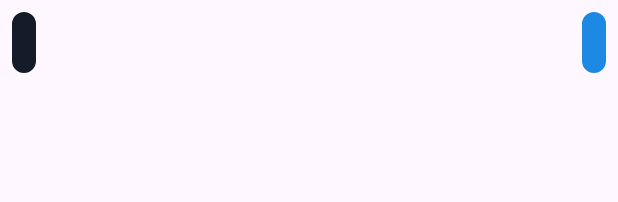
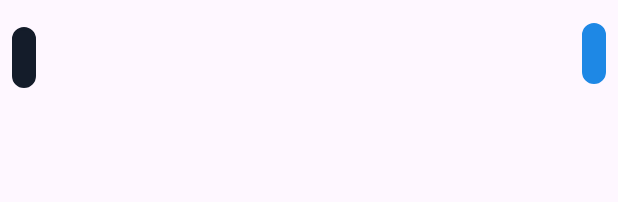
Before and after one commit to emilypetho/Bizchat, an Android app: the layout chat_message_recycler_row.xml on its own in the app's theme, with its tools: preview values and no code run, on a phone screen of 412 x 824 dp. Shown: the top 202 px of the screen. Run offline under Robolectric (Android 15) with nearby library versions, the phone set to English and light mode, and no system bars.

Commit message:
Message
time,sender

```diff
--- a/android-client/app/src/main/AndroidManifest.xml
+++ b/android-client/app/src/main/AndroidManifest.xml
@@ -27,10 +27,10 @@
             android:name=".CompanyRegistrationActivity"
             android:exported="false" />
         <activity
-            android:name=".GroupActivity"
+            android:name=".LoginActivity"
             android:exported="false" />
         <activity
-            android:name=".LoginActivity"
+            android:name=".GroupActivity"
             android:exported="true"
             android:theme="@style/Theme.Client">
             <intent-filter>
--- a/android-client/app/src/main/res/layout/activity_login.xml
+++ b/android-client/app/src/main/res/layout/activity_login.xml
@@ -58,7 +58,7 @@
                 android:drawableEnd="@drawable/done_icon"
                 android:hint="Enter your email address"
                 android:minHeight="48dp"
-                android:text="kispista@gmail.com"
+                android:text=""
                 android:id="@+id/editTextEmail"/>
 
             <com.google.android.material.textfield.TextInputLayout
@@ -78,7 +78,7 @@
                     android:id="@+id/editTextPassword"
                     android:layout_height="match_parent"
                     android:inputType="textPassword"
-                    android:text="userpassword"
+                    android:text=""
                     android:ems="15">
                 </com.google.android.material.textfield.TextInputEditText>
             </com.google.android.material.textfield.TextInputLayout>
--- a/android-client/app/src/main/res/layout/chat_message_recycler_row.xml
+++ b/android-client/app/src/main/res/layout/chat_message_recycler_row.xml
@@ -2,39 +2,87 @@
 <RelativeLayout xmlns:android="http://schemas.android.com/apk/res/android"
     android:layout_width="match_parent"
     android:layout_height="wrap_content"
-    android:padding="8dp">
+    android:paddingStart="8dp"
+    android:paddingEnd="8dp">
+
+    <!-- Receiver's message layout -->
     <LinearLayout
         android:id="@+id/receiver_layout"
         android:layout_width="wrap_content"
         android:layout_height="wrap_content"
-        android:background="@drawable/edit_text_rounded_corner"
-        android:backgroundTint="@color/chat_color_receiver"
-        android:padding="8dp"
+        android:orientation="vertical"
+        android:layout_alignParentStart="true"
         android:layout_marginEnd="80dp">
+
+        <!-- Sender name above the message -->
         <TextView
-            android:id="@+id/receiver_chat"
+            android:id="@+id/chat_sender_name"
             android:layout_width="wrap_content"
             android:layout_height="wrap_content"
             android:textColor="@color/white"
-            android:textSize="18sp">
-        </TextView>
+            android:textSize="10sp"
+            android:layout_marginBottom="4dp" />
+
+        <!-- Message text -->
+        <LinearLayout
+            android:layout_width="wrap_content"
+            android:layout_height="wrap_content"
+            android:background="@drawable/edit_text_rounded_corner"
+            android:backgroundTint="@color/chat_color_receiver"
+            android:padding="8dp">
+            <TextView
+                android:id="@+id/receiver_chat"
+                android:layout_width="wrap_content"
+                android:layout_height="wrap_content"
+                android:textColor="@color/white"
+                android:textSize="18sp" />
+        </LinearLayout>
+
+        <!-- Time below the message -->
+        <TextView
+            android:id="@+id/chat_time_receiver"
+            android:layout_width="wrap_content"
+            android:layout_height="wrap_content"
+            android:textColor="@color/white"
+            android:textSize="10sp"
+            android:layout_marginTop="5dp"
+            android:layout_marginBottom="5dp"/>
     </LinearLayout>
+
+    <!-- Sender's message layout -->
     <LinearLayout
         android:id="@+id/sender_layout"
         android:layout_width="wrap_content"
         android:layout_height="wrap_content"
-        android:background="@drawable/edit_text_rounded_corner"
-        android:backgroundTint="@color/chat_color_sender"
-        android:padding="8dp"
+        android:orientation="vertical"
         android:layout_alignParentEnd="true"
         android:layout_marginStart="80dp">
-        <TextView
-            android:id="@+id/sender_chat"
+
+        <!-- Message text -->
+        <LinearLayout
             android:layout_width="wrap_content"
             android:layout_height="wrap_content"
+            android:background="@drawable/edit_text_rounded_corner"
+            android:backgroundTint="@color/chat_color_sender"
+            android:padding="8dp"
+            android:layout_marginTop="15dp">
+            <TextView
+                android:id="@+id/sender_chat"
+                android:layout_width="wrap_content"
+                android:layout_height="wrap_content"
+                android:textColor="@color/white"
+                android:textSize="18sp" />
+        </LinearLayout>
+
+        <!-- Time below the message -->
+        <TextView
+            android:id="@+id/chat_time_sender"
+            android:layout_width="wrap_content"
+            android:layout_height="wrap_content"
+            android:layout_marginTop="4dp"
             android:textColor="@color/white"
-            android:textSize="18sp">
-        </TextView>
+            android:textSize="10sp"
+            android:layout_gravity="end" />
     </LinearLayout>
 
 </RelativeLayout>
```
Also changed, not shown: android-client/app/src/main/java/com/pethoemilia/client/GroupActivity.java (+7 -0 lines), android-client/app/src/main/java/com/pethoemilia/client/LoginActivity.java (+2 -40 lines), android-client/app/src/main/java/com/pethoemilia/client/adapter/ChatAdapter.java (+40 -0 lines).
